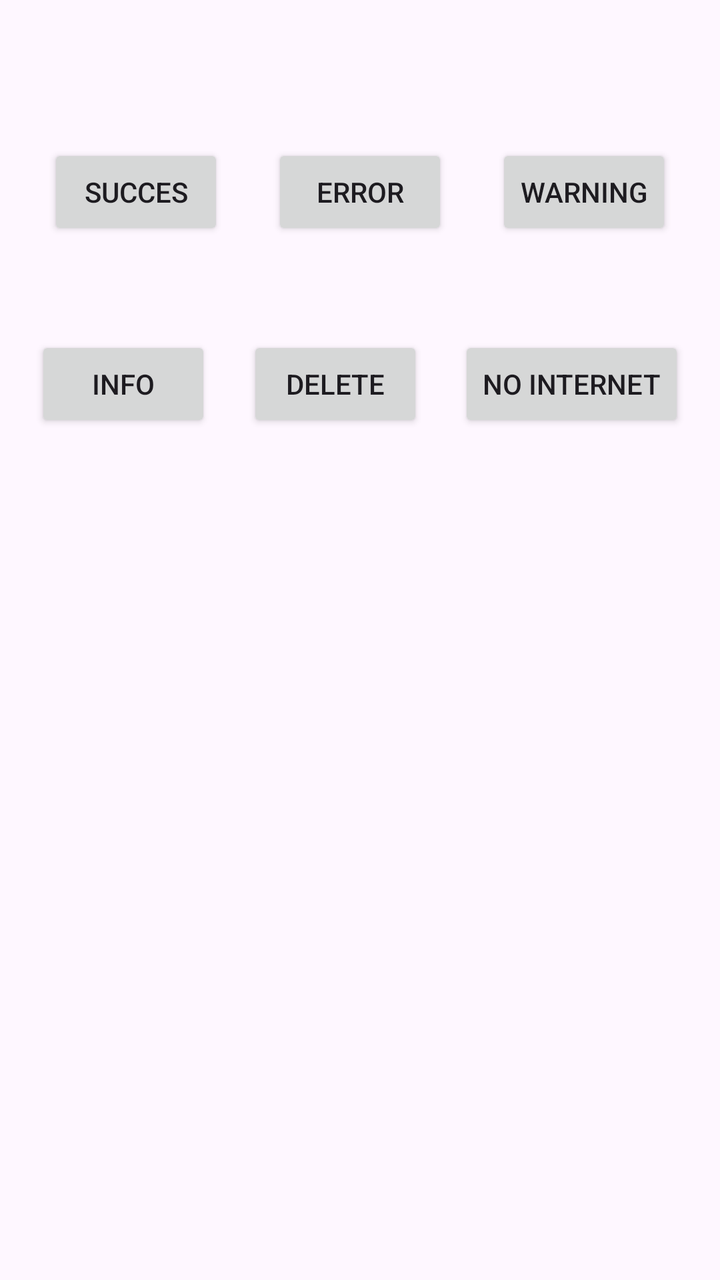
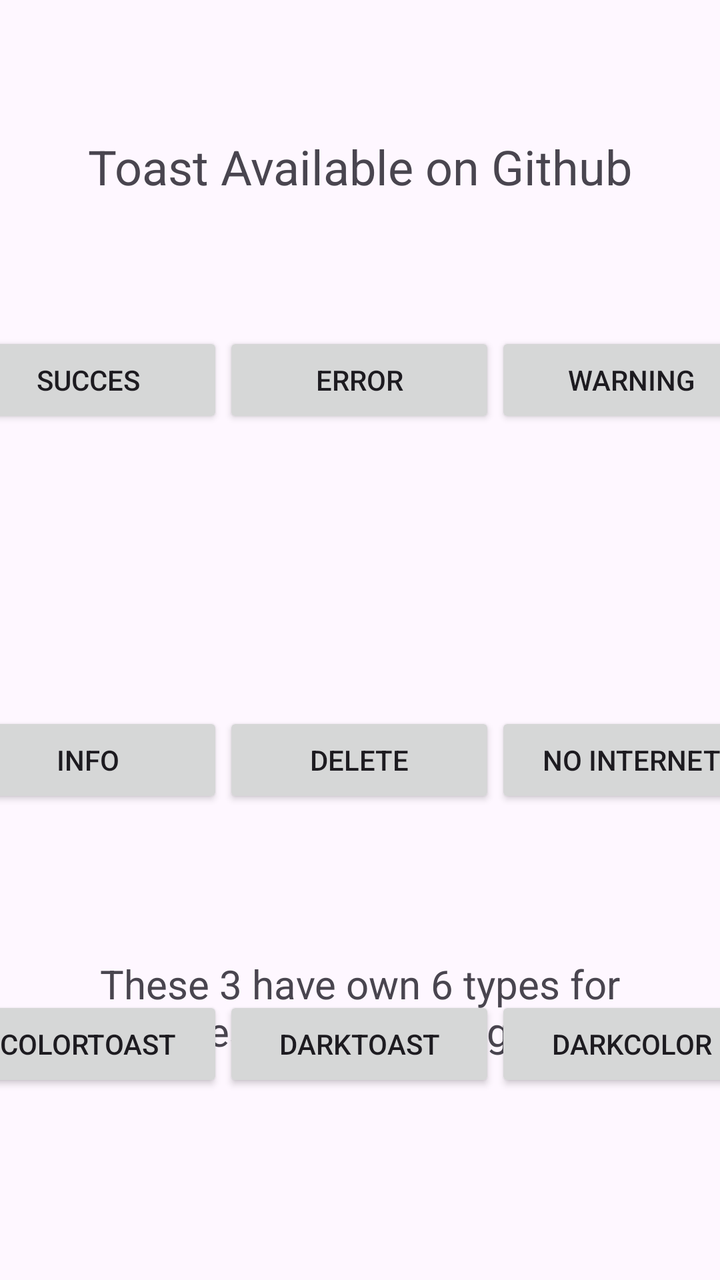

Two renders of the same Android screen: before a commit and after it. Below are the layout's source before the change and the commit's diff.
<!-- AndroidManifest.xml: application theme Theme.MotionToastGithub -->
<!-- res/layout/activity_main.xml -->
<?xml version="1.0" encoding="utf-8"?>
<androidx.constraintlayout.widget.ConstraintLayout xmlns:android="http://schemas.android.com/apk/res/android"
    xmlns:app="http://schemas.android.com/apk/res-auto"
    xmlns:tools="http://schemas.android.com/tools"
    android:id="@+id/main"
    android:layout_width="match_parent"
    android:layout_height="match_parent"
    tools:context=".MainActivity">

    <Button
        android:id="@+id/SUCCES"
        android:layout_width="wrap_content"
        android:layout_height="wrap_content"
        android:layout_marginTop="72dp"
        android:text="succes"
        app:layout_constraintEnd_toStartOf="@+id/ERROR"
        app:layout_constraintHorizontal_bias="0.5"
        app:layout_constraintStart_toStartOf="parent"
        app:layout_constraintTop_toTopOf="parent" />

    <Button
        android:id="@+id/ERROR"
        android:layout_width="wrap_content"
        android:layout_height="wrap_content"
        android:layout_marginTop="72dp"
        android:text="ERROR"
        app:layout_constraintEnd_toStartOf="@+id/warning"
        app:layout_constraintHorizontal_bias="0.5"
        app:layout_constraintStart_toEndOf="@+id/SUCCES"
        app:layout_constraintTop_toTopOf="parent" />

    <Button
        android:id="@+id/warning"
        android:layout_width="wrap_content"
        android:layout_height="wrap_content"
        android:layout_marginTop="72dp"
        android:text="warning"
        app:layout_constraintEnd_toEndOf="parent"
        app:layout_constraintHorizontal_bias="0.5"
        app:layout_constraintStart_toEndOf="@+id/ERROR"
        app:layout_constraintTop_toTopOf="parent" />

    <Button
        android:id="@+id/noInternet"
        android:layout_width="wrap_content"
        android:layout_height="wrap_content"
        android:layout_marginTop="48dp"
        android:text="no Internet"
        app:layout_constraintEnd_toEndOf="parent"
        app:layout_constraintHorizontal_bias="0.5"
        app:layout_constraintStart_toEndOf="@+id/delete"
        app:layout_constraintTop_toBottomOf="@+id/warning" />

    <Button
        android:id="@+id/info"
        android:layout_width="wrap_content"
        android:layout_height="wrap_content"
        android:layout_marginTop="48dp"
        android:text="info"
        app:layout_constraintEnd_toStartOf="@+id/delete"
        app:layout_constraintHorizontal_bias="0.5"
        app:layout_constraintStart_toStartOf="parent"
        app:layout_constraintTop_toBottomOf="@+id/SUCCES" />

    <Button
        android:id="@+id/delete"
        android:layout_width="wrap_content"
        android:layout_height="wrap_content"
        android:layout_marginTop="48dp"
        android:text="delete"
        app:layout_constraintEnd_toStartOf="@+id/noInternet"
        app:layout_constraintHorizontal_bias="0.5"
        app:layout_constraintStart_toEndOf="@+id/info"
        app:layout_constraintTop_toBottomOf="@+id/ERROR" />

</androidx.constraintlayout.widget.ConstraintLayout>
<!-- resources referenced by this layout -->
<resources>
  <style name="Theme.MotionToastGithub" parent="Base.Theme.MotionToastGithub" />
  <style name="Base.Theme.MotionToastGithub" parent="Theme.Material3.DayNight.NoActionBar">
          
          
      </style>
</resources>

<!-- the commit's change to res/layout/activity_main.xml (unified diff, before → after) -->
@@ -8,69 +8,142 @@
     tools:context=".MainActivity">
 
     <Button
+        android:id="@+id/darkColor"
+        android:layout_width="136dp"
+        android:layout_height="wrap_content"
+        android:text="darkColor"
+        app:layout_constraintBottom_toBottomOf="parent"
+        app:layout_constraintEnd_toEndOf="parent"
+        app:layout_constraintHorizontal_bias="0.5"
+        app:layout_constraintStart_toEndOf="@+id/darkToast"
+        app:layout_constraintTop_toBottomOf="@+id/noInternet"
+        app:layout_constraintVertical_bias="0.5" />
+
+    <Button
+        android:id="@+id/delete"
+        android:layout_width="136dp"
+        android:layout_height="wrap_content"
+        android:layout_marginTop="48dp"
+        android:text="delete"
+        app:layout_constraintBottom_toTopOf="@+id/darkToast"
+        app:layout_constraintEnd_toStartOf="@+id/noInternet"
+        app:layout_constraintHorizontal_bias="0.5"
+        app:layout_constraintStart_toEndOf="@+id/info"
+        app:layout_constraintTop_toBottomOf="@+id/ERROR"
+        app:layout_constraintVertical_bias="0.5" />
+
+    <Button
+        android:id="@+id/colorToast"
+        android:layout_width="135dp"
+        android:layout_height="wrap_content"
+        android:text="colorToast"
+        app:layout_constraintBottom_toBottomOf="parent"
+        app:layout_constraintEnd_toStartOf="@+id/darkToast"
+        app:layout_constraintHorizontal_bias="0.5"
+        app:layout_constraintStart_toStartOf="parent"
+        app:layout_constraintTop_toBottomOf="@+id/info"
+        app:layout_constraintVertical_bias="0.5" />
+
+    <Button
+        android:id="@+id/warning"
+        android:layout_width="136dp"
+        android:layout_height="wrap_content"
+        android:layout_marginTop="72dp"
+        android:text="warning"
+        app:layout_constraintBottom_toTopOf="@+id/noInternet"
+        app:layout_constraintEnd_toEndOf="parent"
+        app:layout_constraintHorizontal_bias="0.5"
+        app:layout_constraintStart_toEndOf="@+id/ERROR"
+        app:layout_constraintTop_toTopOf="parent"
+        app:layout_constraintVertical_bias="0.5" />
+
+    <Button
+        android:id="@+id/darkToast"
+        android:layout_width="136dp"
+        android:layout_height="wrap_content"
+        android:text="darkToast"
+        app:layout_constraintBottom_toBottomOf="parent"
+        app:layout_constraintEnd_toStartOf="@+id/darkColor"
+        app:layout_constraintHorizontal_bias="0.5"
+        app:layout_constraintStart_toEndOf="@+id/colorToast"
+        app:layout_constraintTop_toBottomOf="@+id/delete"
+        app:layout_constraintVertical_bias="0.5" />
+
+    <Button
         android:id="@+id/SUCCES"
-        android:layout_width="wrap_content"
+        android:layout_width="135dp"
         android:layout_height="wrap_content"
         android:layout_marginTop="72dp"
         android:text="succes"
+        app:layout_constraintBottom_toTopOf="@+id/info"
         app:layout_constraintEnd_toStartOf="@+id/ERROR"
         app:layout_constraintHorizontal_bias="0.5"
         app:layout_constraintStart_toStartOf="parent"
-        app:layout_constraintTop_toTopOf="parent" />
+        app:layout_constraintTop_toTopOf="parent"
+        app:layout_constraintVertical_bias="0.5" />
 
     <Button
         android:id="@+id/ERROR"
-        android:layout_width="wrap_content"
+        android:layout_width="136dp"
         android:layout_height="wrap_content"
         android:layout_marginTop="72dp"
         android:text="ERROR"
+        app:layout_constraintBottom_toTopOf="@+id/delete"
         app:layout_constraintEnd_toStartOf="@+id/warning"
         app:layout_constraintHorizontal_bias="0.5"
         app:layout_constraintStart_toEndOf="@+id/SUCCES"
-        app:layout_constraintTop_toTopOf="parent" />
+        app:layout_constraintTop_toTopOf="parent"
+        app:layout_constraintVertical_bias="0.5" />
 
     <Button
-        android:id="@+id/warning"
-        android:layout_width="wrap_content"
+        android:id="@+id/info"
+        android:layout_width="135dp"
         android:layout_height="wrap_content"
-        android:layout_marginTop="72dp"
-        android:text="warning"
-        app:layout_constraintEnd_toEndOf="parent"
+        android:layout_marginTop="48dp"
+        android:text="info"
+        app:layout_constraintBottom_toTopOf="@+id/colorToast"
+        app:layout_constraintEnd_toStartOf="@+id/delete"
         app:layout_constraintHorizontal_bias="0.5"
-        app:layout_constraintStart_toEndOf="@+id/ERROR"
-        app:layout_constraintTop_toTopOf="parent" />
+        app:layout_constraintStart_toStartOf="parent"
+        app:layout_constraintTop_toBottomOf="@+id/SUCCES"
+        app:layout_constraintVertical_bias="0.5" />
 
     <Button
         android:id="@+id/noInternet"
-        android:layout_width="wrap_content"
+        android:layout_width="136dp"
         android:layout_height="wrap_content"
         android:layout_marginTop="48dp"
         android:text="no Internet"
+        app:layout_constraintBottom_toTopOf="@+id/darkColor"
         app:layout_constraintEnd_toEndOf="parent"
         app:layout_constraintHorizontal_bias="0.5"
         app:layout_constraintStart_toEndOf="@+id/delete"
-        app:layout_constraintTop_toBottomOf="@+id/warning" />
+        app:layout_constraintTop_toBottomOf="@+id/warning"
+        app:layout_constraintVertical_bias="0.5" />
 
-    <Button
-        android:id="@+id/info"
+    <TextView
+        android:id="@+id/textView2"
         android:layout_width="wrap_content"
         android:layout_height="wrap_content"
-        android:layout_marginTop="48dp"
-        android:text="info"
-        app:layout_constraintEnd_toStartOf="@+id/delete"
-        app:layout_constraintHorizontal_bias="0.5"
+        android:text="Toast Available on Github"
+        android:textSize="24sp"
+        app:layout_constraintBottom_toTopOf="@+id/ERROR"
+        app:layout_constraintEnd_toEndOf="parent"
         app:layout_constraintStart_toStartOf="parent"
-        app:layout_constraintTop_toBottomOf="@+id/SUCCES" />
+        app:layout_constraintTop_toTopOf="parent" />
 
-    <Button
-        android:id="@+id/delete"
-        android:layout_width="wrap_content"
-        android:layout_height="wrap_content"
-        android:layout_marginTop="48dp"
-        android:text="delete"
-        app:layout_constraintEnd_toStartOf="@+id/noInternet"
-        app:layout_constraintHorizontal_bias="0.5"
-        app:layout_constraintStart_toEndOf="@+id/info"
-        app:layout_constraintTop_toBottomOf="@+id/ERROR" />
+    <TextView
+        android:id="@+id/textView3"
+        android:layout_width="324dp"
+        android:layout_height="54dp"
+        android:layout_marginTop="484dp"
+        android:gravity="center"
+        android:text="These 3 have own 6 types for succes, error, warning...etc"
+        android:textSize="20sp"
+        app:layout_constraintBottom_toTopOf="@+id/darkToast"
+        app:layout_constraintEnd_toEndOf="parent"
+        app:layout_constraintStart_toStartOf="parent"
+        app:layout_constraintTop_toTopOf="parent"
+        app:layout_constraintVertical_bias="0.183" />
 
 </androidx.constraintlayout.widget.ConstraintLayout>
